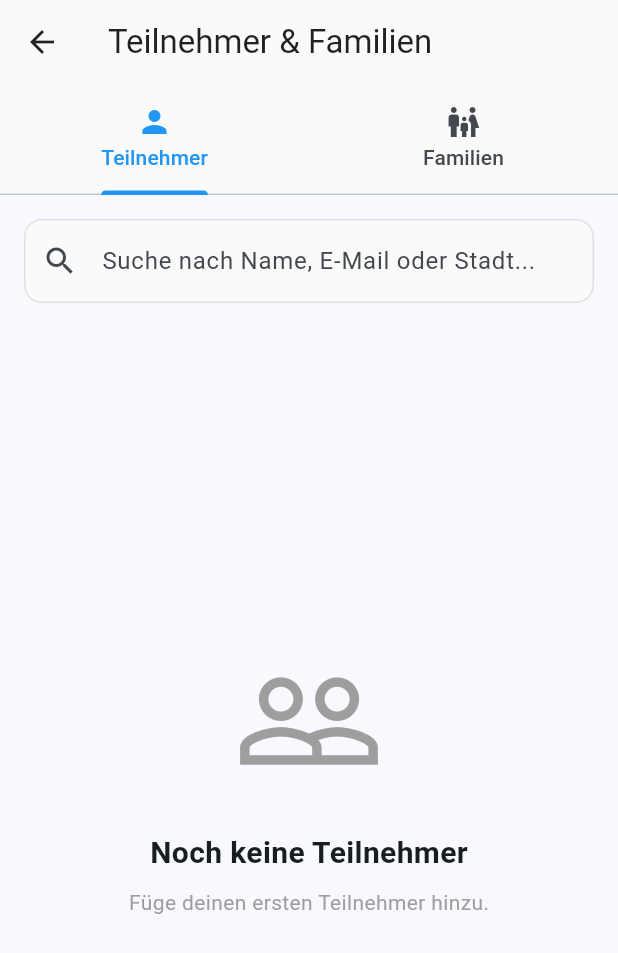
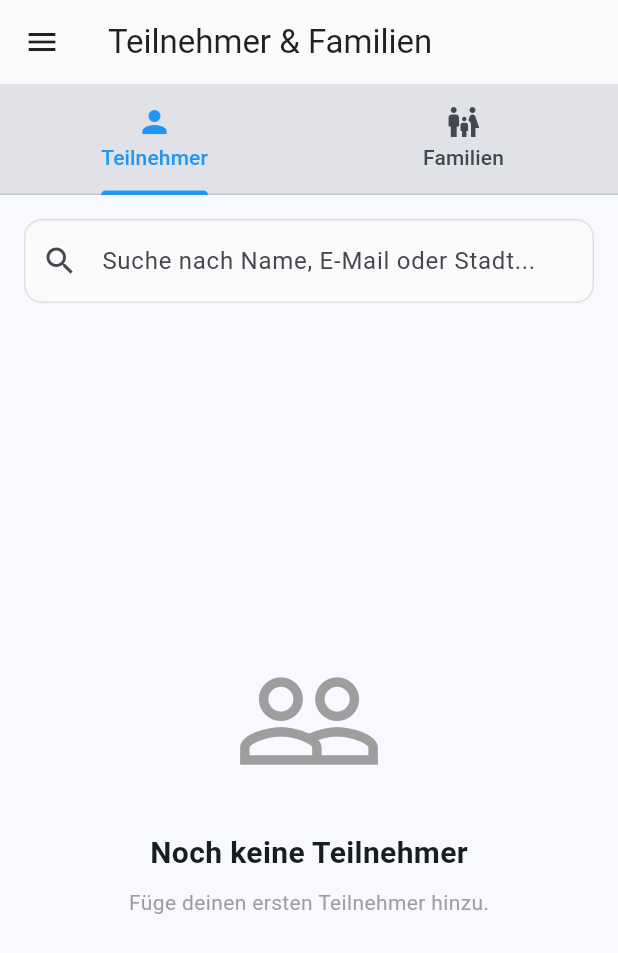
Before and after one commit to ptC7H12/Freizeitkasse, a Flutter app: the ParticipantsAndFamiliesScreen screen opened directly, on a phone screen of 412 x 824 dp. Shown: the top 953 px of the screen. Run offline on Flutter 3.47's test engine with Material 3 defaults, Android fonts, the phone set to English and light mode, and no system bars; our stand-ins replace drift, file_picker, fl_chart, flutter_riverpod, logger, pdf and 2 more; missing offline and left inert: barcode, excel; accounts and stored records are empty; generated files the repository leaves out were written again; project files that could hold a hidden picture were left out.

Commit message:
fix: Verwende ResponsiveScaffold für Teilnehmer & Familien Screen
Ändert die Implementierung von eigenem Scaffold zu ResponsiveScaffold,
damit die Navigationsleiste wie in anderen Menüs sichtbar bleibt.
Die Tabs werden nun im Body statt in der AppBar angezeigt.

```diff
--- a/lib/screens/participants/participants_and_families_screen.dart
+++ b/lib/screens/participants/participants_and_families_screen.dart
@@ -1,6 +1,7 @@
 import 'package:flutter/material.dart';
 import 'package:flutter_riverpod/flutter_riverpod.dart';
-//import '../../utils/constants.dart';
+import '../../utils/constants.dart';
+import '../../widgets/responsive_scaffold.dart';
 import 'participants_list_screen.dart';
 import '../families/families_list_screen.dart';
 
@@ -32,10 +33,15 @@ class _ParticipantsAndFamiliesScreenState extends ConsumerState<ParticipantsAndF
 
   @override
   Widget build(BuildContext context) {
-    return Scaffold(
-      appBar: AppBar(
-        title: const Text('Teilnehmer & Familien'),
-        bottom: TabBar(
+    return ResponsiveScaffold(
+      title: 'Teilnehmer & Familien',
+      selectedIndex: 1,
+      body: Column(
+        children: [
+          // Tab Bar
+          Container(
+            color: Theme.of(context).colorScheme.surfaceContainerHighest,
+            child: TabBar(
               controller: _tabController,
               tabs: const [
                 Tab(
@@ -49,14 +55,18 @@ class _ParticipantsAndFamiliesScreenState extends ConsumerState<ParticipantsAndF
               ],
             ),
           ),
-      body: TabBarView(
+          // Tab Bar View
+          Expanded(
+            child: TabBarView(
               controller: _tabController,
               children: const [
                 // Tab 1: Teilnehmer
                 _ParticipantsTabContent(),
-
                 // Tab 2: Familien
                 _FamiliesTabContent(),
+              ],
+            ),
+          ),
         ],
       ),
     );
```
Lines whose indentation alone changed are shown as unchanged.
